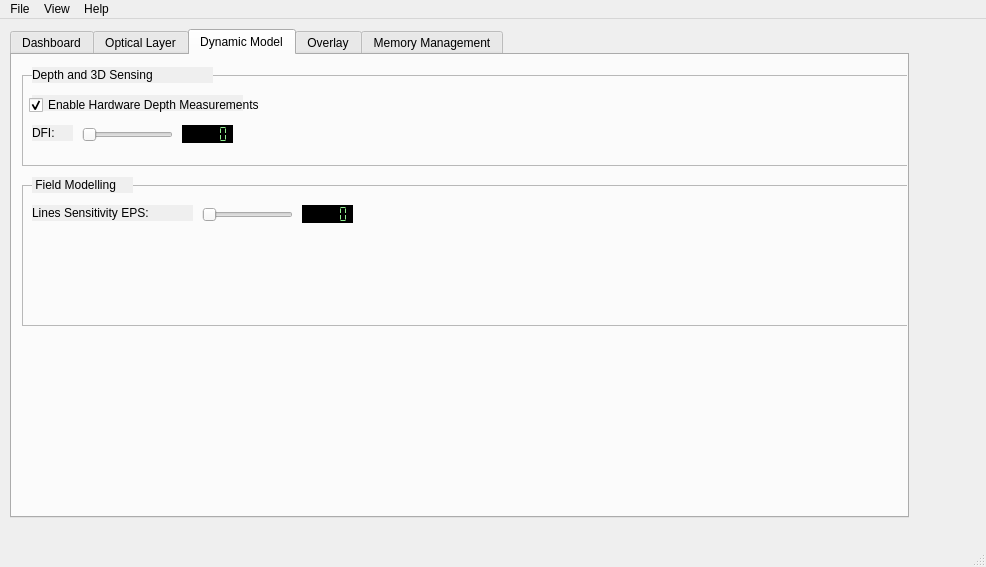
Above: TrackerRT_UI/mainwindow.ui from hvictor/Release before the change. Below: the same form after it.
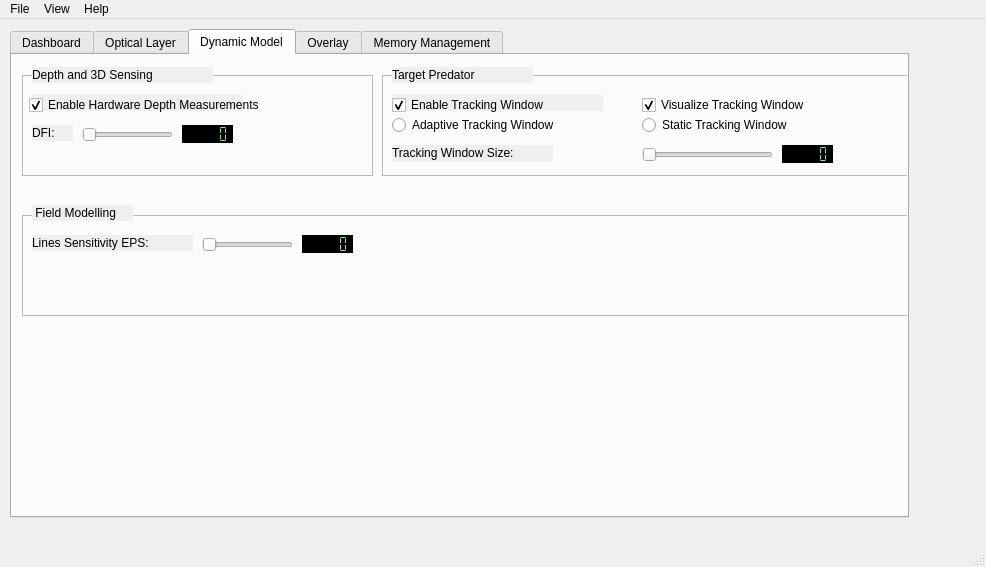
That is the form after the change. Custom widgets are drawn as their Qt base class.

```diff
--- a/TrackerRT_UI/mainwindow.ui
+++ b/TrackerRT_UI/mainwindow.ui
@@ -2173,9 +2173,9 @@
          <property name="geometry">
           <rect>
            <x>10</x>
-           <y>130</y>
+           <y>160</y>
            <width>891</width>
-           <height>141</height>
+           <height>101</height>
           </rect>
          </property>
          <property name="frameShape">
@@ -2240,7 +2240,7 @@
          <property name="geometry">
           <rect>
            <x>20</x>
-           <y>122</y>
+           <y>150</y>
            <width>101</width>
            <height>16</height>
           </rect>
@@ -2257,8 +2257,8 @@
           <rect>
            <x>10</x>
            <y>20</y>
-           <width>891</width>
-           <height>91</height>
+           <width>351</width>
+           <height>101</height>
           </rect>
          </property>
          <property name="frameShape">
@@ -2370,6 +2370,178 @@
           <string>Depth and 3D Sensing</string>
          </property>
         </widget>
+        <widget class="QFrame" name="frame_7">
+         <property name="geometry">
+          <rect>
+           <x>370</x>
+           <y>20</y>
+           <width>531</width>
+           <height>101</height>
+          </rect>
+         </property>
+         <property name="frameShape">
+          <enum>QFrame::StyledPanel</enum>
+         </property>
+         <property name="frameShadow">
+          <enum>QFrame::Raised</enum>
+         </property>
+         <widget class="QLabel" name="label_67">
+          <property name="geometry">
+           <rect>
+            <x>10</x>
+            <y>20</y>
+            <width>211</width>
+            <height>16</height>
+           </rect>
+          </property>
+          <property name="autoFillBackground">
+           <bool>true</bool>
+          </property>
+          <property name="text">
+           <string/>
+          </property>
+         </widget>
+         <widget class="QCheckBox" name="checkBox_tgtPred_UseWnd">
+          <property name="enabled">
+           <bool>true</bool>
+          </property>
+          <property name="geometry">
+           <rect>
+            <x>10</x>
+            <y>20</y>
+            <width>221</width>
+            <height>20</height>
+           </rect>
+          </property>
+          <property name="text">
+           <string>Enable Tracking Window</string>
+          </property>
+          <property name="checked">
+           <bool>true</bool>
+          </property>
+         </widget>
+         <widget class="QSlider" name="slider_tgtPred_TrackingWndSize">
+          <property name="geometry">
+           <rect>
+            <x>260</x>
+            <y>70</y>
+            <width>131</width>
+            <height>19</height>
+           </rect>
+          </property>
+          <property name="minimum">
+           <number>30</number>
+          </property>
+          <property name="maximum">
+           <number>400</number>
+          </property>
+          <property name="orientation">
+           <enum>Qt::Horizontal</enum>
+          </property>
+         </widget>
+         <widget class="QLCDNumber" name="lcd_tgtPredTrackingWndSize">
+          <property name="enabled">
+           <bool>true</bool>
+          </property>
+          <property name="geometry">
+           <rect>
+            <x>400</x>
+            <y>70</y>
+            <width>51</width>
+            <height>18</height>
+           </rect>
+          </property>
+          <property name="styleSheet">
+           <string notr="true">background-color: black; color: lightgreen;</string>
+          </property>
+          <property name="segmentStyle">
+           <enum>QLCDNumber::Flat</enum>
+          </property>
+         </widget>
+         <widget class="QLabel" name="label_tgtPred_TrackingWndSize">
+          <property name="geometry">
+           <rect>
+            <x>10</x>
+            <y>70</y>
+            <width>161</width>
+            <height>16</height>
+           </rect>
+          </property>
+          <property name="autoFillBackground">
+           <bool>true</bool>
+          </property>
+          <property name="text">
+           <string>Tracking Window Size:</string>
+          </property>
+         </widget>
+         <widget class="QCheckBox" name="checkBox_tgtPred_VisualizeWnd">
+          <property name="enabled">
+           <bool>true</bool>
+          </property>
+          <property name="geometry">
+           <rect>
+            <x>260</x>
+            <y>20</y>
+            <width>231</width>
+            <height>20</height>
+           </rect>
+          </property>
+          <property name="text">
+           <string>Visualize Tracking Window</string>
+          </property>
+          <property name="checked">
+           <bool>true</bool>
+          </property>
+         </widget>
+         <widget class="QRadioButton" name="radioButton_tgtPred_AdaptiveTWND">
+          <property name="geometry">
+           <rect>
+            <x>10</x>
+            <y>40</y>
+            <width>221</width>
+            <height>20</height>
+           </rect>
+          </property>
+          <property name="text">
+           <string>Adaptive Tracking Window</string>
+          </property>
+          <attribute name="buttonGroup">
+           <string notr="true">buttonGroup_3</string>
+          </attribute>
+         </widget>
+         <widget class="QRadioButton" name="radioButton_tgtPred_StaticTWND">
+          <property name="geometry">
+           <rect>
+            <x>260</x>
+            <y>40</y>
+            <width>211</width>
+            <height>20</height>
+           </rect>
+          </property>
+          <property name="text">
+           <string>Static Tracking Window</string>
+          </property>
+          <attribute name="buttonGroup">
+           <string notr="true">buttonGroup_3</string>
+          </attribute>
+         </widget>
+        </widget>
+        <widget class="QLabel" name="label_69">
+         <property name="geometry">
+          <rect>
+           <x>380</x>
+           <y>12</y>
+           <width>141</width>
+           <height>16</height>
+          </rect>
+         </property>
+         <property name="autoFillBackground">
+          <bool>true</bool>
+         </property>
+         <property name="text">
+          <string>Target Predator</string>
+         </property>
+        </widget>
        </widget>
        <widget class="QWidget" name="tab_5">
         <attribute name="title">
```
Left out of the diff: 33 changed lines with no effect on the pictures.
